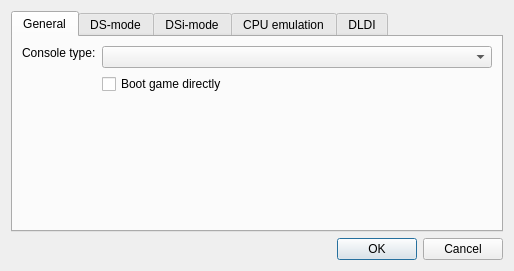
Qt form src/frontend/qt_sdl/EmuSettingsDialog.ui (melonDS-emu/melonDS) before a commit.
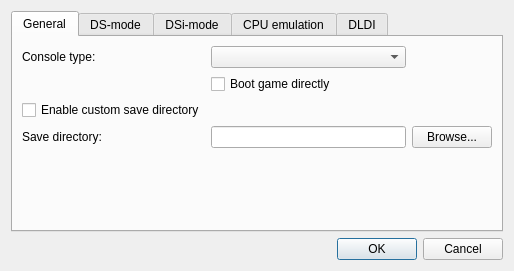
The same form after that commit.

Commit message: custom save dir work pls

```diff
--- a/src/frontend/qt_sdl/EmuSettingsDialog.ui
+++ b/src/frontend/qt_sdl/EmuSettingsDialog.ui
@@ -32,7 +32,7 @@
       <attribute name="title">
        <string>General</string>
       </attribute>
-      <layout class="QFormLayout" name="formLayout_4">
+      <layout class="QGridLayout" name="gridLayout_3">
        <item row="1" column="1">
         <widget class="QComboBox" name="cbxConsoleType">
          <property name="sizePolicy">
@@ -56,7 +56,7 @@
          </property>
         </widget>
        </item>
-       <item row="3" column="0">
+       <item row="5" column="0">
         <spacer name="verticalSpacer_2">
          <property name="orientation">
           <enum>Qt::Vertical</enum>
@@ -82,6 +82,37 @@
          </property>
         </widget>
        </item>
+       <item row="3" column="0">
+        <widget class="QCheckBox" name="chkCustomSaveDir">
+         <property name="text">
+          <string>Enable custom save directory</string>
+         </property>
+        </widget>
+       </item>
+       <item row="4" column="0">
+        <widget class="QLabel" name="label_12">
+         <property name="sizePolicy">
+          <sizepolicy hsizetype="Preferred" vsizetype="Fixed">
+           <horstretch>0</horstretch>
+           <verstretch>0</verstretch>
+          </sizepolicy>
+         </property>
+         <property name="text">
+          <string>Save directory:</string>
+         </property>
+        </widget>
+       </item>
+       <item row="4" column="1">
+        <widget class="QLineEdit" name="txtSavePath">
+        </widget>
+       </item>
+       <item row="4" column="2">
+        <widget class="QPushButton" name="btnSaveBrowse">
+         <property name="text">
+          <string>Browse...</string>
+         </property>
+        </widget>
+       </item>
       </layout>
      </widget>
      <widget class="QWidget" name="tab_2">
```
The commit also changes 7 other files.
